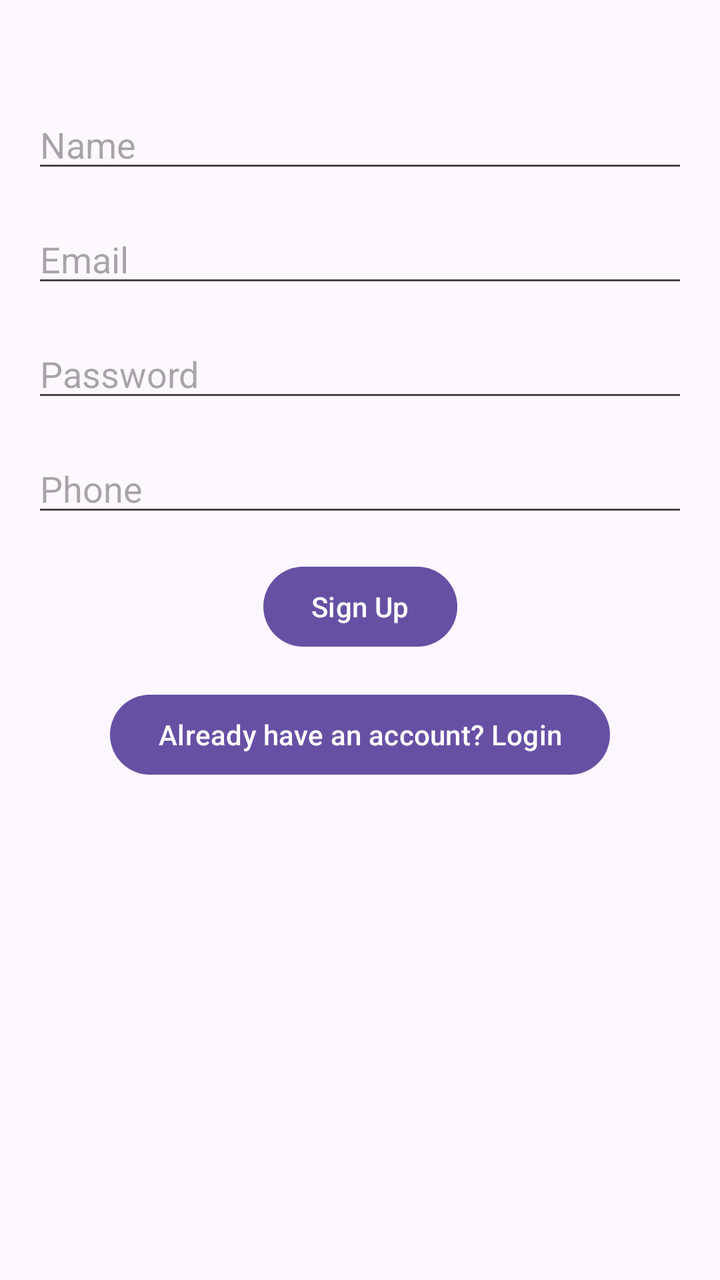
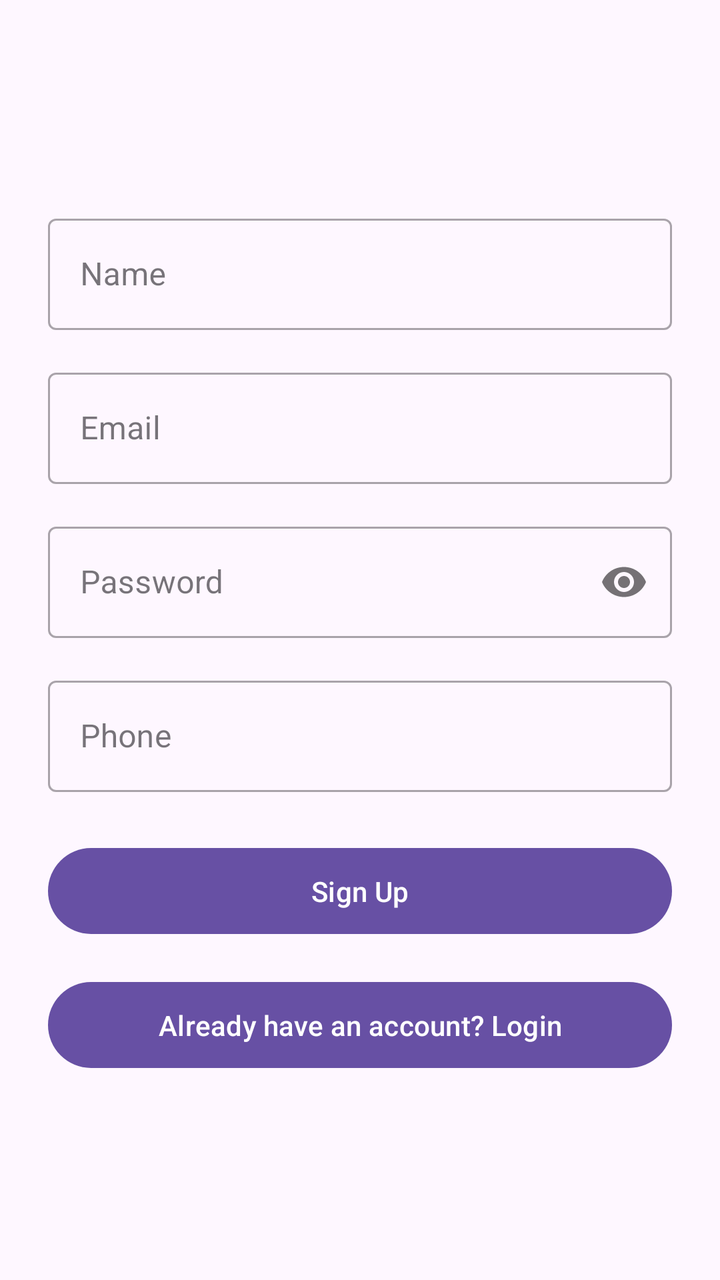

Compare the two renders of this Android layout. The source of the first and the diff that turns it into the second are given below.
<!-- AndroidManifest.xml: application theme Theme.Vehicle_tracking_user_app -->
<!-- res/layout/activity_signup.xml -->
<?xml version="1.0" encoding="utf-8"?>
<androidx.constraintlayout.widget.ConstraintLayout
    xmlns:android="http://schemas.android.com/apk/res/android"
    xmlns:app="http://schemas.android.com/apk/res-auto"
    android:layout_width="match_parent"
    android:layout_height="match_parent">

    <EditText
        android:id="@+id/etName"
        android:layout_width="0dp"
        android:layout_height="wrap_content"
        android:hint="Name"
        app:layout_constraintTop_toTopOf="parent"
        android:layout_marginTop="50dp"
        app:layout_constraintStart_toStartOf="parent"
        app:layout_constraintEnd_toEndOf="parent"
        android:layout_marginStart="16dp"
        android:layout_marginEnd="16dp" />

    <EditText
        android:id="@+id/etEmail"
        android:layout_width="0dp"
        android:layout_height="wrap_content"
        android:hint="Email"
        app:layout_constraintTop_toBottomOf="@id/etName"
        android:layout_marginTop="16dp"
        app:layout_constraintStart_toStartOf="parent"
        app:layout_constraintEnd_toEndOf="parent"
        android:layout_marginStart="16dp"
        android:layout_marginEnd="16dp" />

    <EditText
        android:id="@+id/etPassword"
        android:layout_width="0dp"
        android:layout_height="wrap_content"
        android:hint="Password"
        android:inputType="textPassword"
        app:layout_constraintTop_toBottomOf="@id/etEmail"
        android:layout_marginTop="16dp"
        app:layout_constraintStart_toStartOf="parent"
        app:layout_constraintEnd_toEndOf="parent"
        android:layout_marginStart="16dp"
        android:layout_marginEnd="16dp" />

    <EditText
        android:id="@+id/etPhone"
        android:layout_width="0dp"
        android:layout_height="wrap_content"
        android:hint="Phone"
        app:layout_constraintTop_toBottomOf="@id/etPassword"
        android:layout_marginTop="16dp"
        app:layout_constraintStart_toStartOf="parent"
        app:layout_constraintEnd_toEndOf="parent"
        android:layout_marginStart="16dp"
        android:layout_marginEnd="16dp" />

    <Button
        android:id="@+id/btnSignup"
        android:layout_width="wrap_content"
        android:layout_height="wrap_content"
        android:text="Sign Up"
        app:layout_constraintTop_toBottomOf="@id/etPhone"
        app:layout_constraintStart_toStartOf="parent"
        app:layout_constraintEnd_toEndOf="parent"
        android:layout_marginTop="16dp" />

    <Button
        android:id="@+id/btnGoToLogin"
        android:layout_width="wrap_content"
        android:layout_height="wrap_content"
        android:text="Already have an account? Login"
        app:layout_constraintTop_toBottomOf="@id/btnSignup"
        app:layout_constraintStart_toStartOf="parent"
        app:layout_constraintEnd_toEndOf="parent"
        android:layout_marginTop="16dp" />
</androidx.constraintlayout.widget.ConstraintLayout>
<!-- resources referenced by this layout -->
<resources>
  <style name="Theme.Vehicle_tracking_user_app" parent="Base.Theme.Vehicle_tracking_user_app" />
  <style name="Base.Theme.Vehicle_tracking_user_app" parent="Theme.Material3.DayNight.NoActionBar">
          
          
      </style>
</resources>

<!-- the commit's change to res/layout/activity_signup.xml (unified diff, before → after) -->
@@ -3,71 +3,106 @@
     xmlns:android="http://schemas.android.com/apk/res/android"
     xmlns:app="http://schemas.android.com/apk/res-auto"
     android:layout_width="match_parent"
-    android:layout_height="match_parent">
+    android:layout_height="match_parent"
+    android:padding="24dp">
 
+    <com.google.android.material.textfield.TextInputLayout
+        android:id="@+id/textInputLayout"
+        style="@style/Widget.MaterialComponents.TextInputLayout.OutlinedBox"
+        android:layout_width="match_parent"
+        android:layout_height="wrap_content"
+        android:layout_marginTop="80dp"
+        app:layout_constraintEnd_toEndOf="parent"
+        app:layout_constraintStart_toStartOf="parent"
+        app:layout_constraintTop_toTopOf="parent">
+        <com.google.android.material.textfield.TextInputEditText
+            android:id="@+id/etName"
+            android:layout_width="match_parent"
+            android:layout_height="wrap_content"
+            android:hint="Name"
+            app:layout_constraintTop_toTopOf="parent"
+            app:layout_constraintStart_toStartOf="parent"
+            app:layout_constraintEnd_toEndOf="parent"
+            />
+    </com.google.android.material.textfield.TextInputLayout>
+
+    <com.google.android.material.textfield.TextInputLayout
+        android:id="@+id/textInputLayout1"
+        style="@style/Widget.MaterialComponents.TextInputLayout.OutlinedBox"
+        android:layout_width="match_parent"
+        android:layout_height="wrap_content"
+        android:layout_marginTop="16dp"
+        app:layout_constraintEnd_toEndOf="parent"
+        app:layout_constraintStart_toStartOf="parent"
+        app:layout_constraintTop_toBottomOf="@id/textInputLayout">
     <EditText
-        android:id="@+id/etName"
-        android:layout_width="0dp"
+        android:id="@+id/etEmail"
+        android:layout_width="match_parent"
         android:layout_height="wrap_content"
-        android:hint="Name"
-        app:layout_constraintTop_toTopOf="parent"
-        android:layout_marginTop="50dp"
+        android:hint="Email"
         app:layout_constraintStart_toStartOf="parent"
         app:layout_constraintEnd_toEndOf="parent"
-        android:layout_marginStart="16dp"
-        android:layout_marginEnd="16dp" />
+         />
+    </com.google.android.material.textfield.TextInputLayout>
 
-    <EditText
-        android:id="@+id/etEmail"
-        android:layout_width="0dp"
+    <com.google.android.material.textfield.TextInputLayout
+        android:id="@+id/textInputLayout2"
+        style="@style/Widget.MaterialComponents.TextInputLayout.OutlinedBox"
+        android:layout_width="match_parent"
         android:layout_height="wrap_content"
-        android:hint="Email"
-        app:layout_constraintTop_toBottomOf="@id/etName"
         android:layout_marginTop="16dp"
+        app:layout_constraintEnd_toEndOf="parent"
         app:layout_constraintStart_toStartOf="parent"
-        app:layout_constraintEnd_toEndOf="parent"
-        android:layout_marginStart="16dp"
-        android:layout_marginEnd="16dp" />
-
+        app:layout_constraintTop_toBottomOf="@id/textInputLayout1"
+        app:passwordToggleEnabled="true">
     <EditText
         android:id="@+id/etPassword"
-        android:layout_width="0dp"
+        android:layout_width="match_parent"
         android:layout_height="wrap_content"
         android:hint="Password"
         android:inputType="textPassword"
-        app:layout_constraintTop_toBottomOf="@id/etEmail"
-        android:layout_marginTop="16dp"
         app:layout_constraintStart_toStartOf="parent"
         app:layout_constraintEnd_toEndOf="parent"
-        android:layout_marginStart="16dp"
-        android:layout_marginEnd="16dp" />
+         />
+    </com.google.android.material.textfield.TextInputLayout>
 
+    <com.google.android.material.textfield.TextInputLayout
+        android:id="@+id/textInputLayout3"
+        style="@style/Widget.MaterialComponents.TextInputLayout.OutlinedBox"
+        android:layout_width="match_parent"
+        android:layout_height="wrap_content"
+        android:layout_marginTop="16dp"
+        app:layout_constraintEnd_toEndOf="parent"
+        app:layout_constraintStart_toStartOf="parent"
+        app:layout_constraintTop_toBottomOf="@id/textInputLayout2">
     <EditText
         android:id="@+id/etPhone"
-        android:layout_width="0dp"
+        android:layout_width="match_parent"
         android:layout_height="wrap_content"
         android:hint="Phone"
-        app:layout_constraintTop_toBottomOf="@id/etPassword"
-        android:layout_marginTop="16dp"
         app:layout_constraintStart_toStartOf="parent"
         app:layout_constraintEnd_toEndOf="parent"
-        android:layout_marginStart="16dp"
-        android:layout_marginEnd="16dp" />
+        />
+    </com.google.android.material.textfield.TextInputLayout>
 
-    <Button
+    <com.google.android.material.button.MaterialButton
         android:id="@+id/btnSignup"
-        android:layout_width="wrap_content"
+        android:layout_width="match_parent"
         android:layout_height="wrap_content"
         android:text="Sign Up"
-        app:layout_constraintTop_toBottomOf="@id/etPhone"
+        android:textAllCaps="false"
+        android:padding="12dp"
+        app:layout_constraintTop_toBottomOf="@id/textInputLayout3"
         app:layout_constraintStart_toStartOf="parent"
         app:layout_constraintEnd_toEndOf="parent"
-        android:layout_marginTop="16dp" />
+        android:layout_marginTop="24dp" />
 
-    <Button
+    <com.google.android.material.button.MaterialButton
         android:id="@+id/btnGoToLogin"
-        android:layout_width="wrap_content"
+        android:layout_width="match_parent"
         android:layout_height="wrap_content"
+        android:textAllCaps="false"
+        android:padding="12dp"
         android:text="Already have an account? Login"
         app:layout_constraintTop_toBottomOf="@id/btnSignup"
         app:layout_constraintStart_toStartOf="parent"
